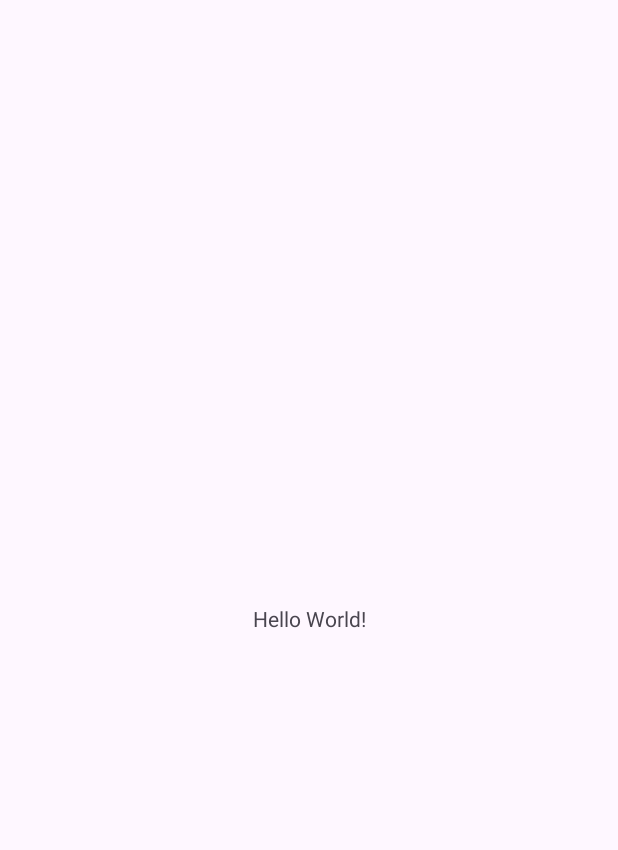
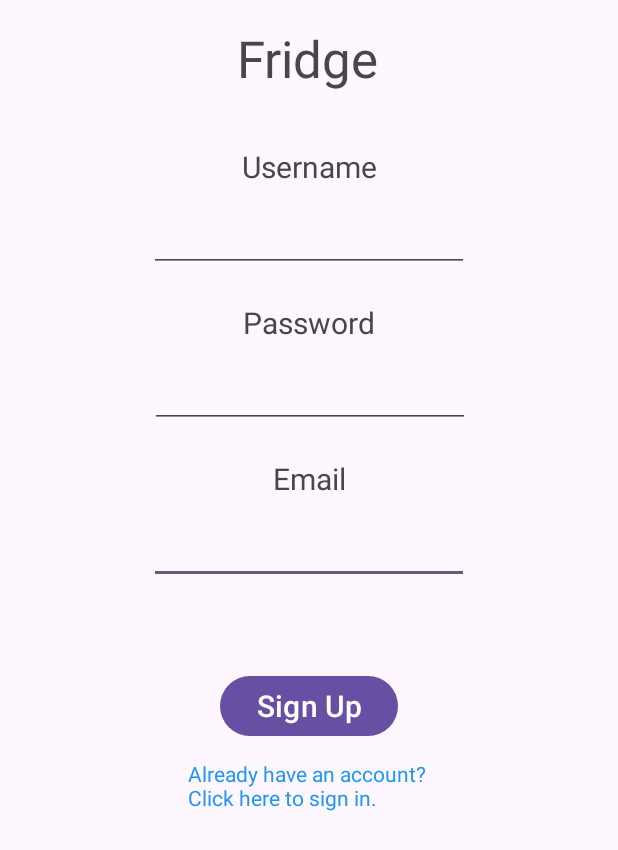
Before and after one commit to TMcBride-MCCC/CIS183_Final, an Android app: the screen it shows after launch (MainActivity), on a phone screen of 412 x 824 dp. Before the commit the part shown is almost empty. Shown: the top 850 px of the screen. Run offline under Robolectric (Android 15) with nearby library versions, the phone set to English and light mode, and no system bars.

Commit message:
Login & HomePage
-SignUp Landing Page Created
-SignIn Page created
-HomePage created

-All GUI's created
-All Connections between intents created

```diff
--- a/app/src/main/AndroidManifest.xml
+++ b/app/src/main/AndroidManifest.xml
@@ -13,6 +13,12 @@
         android:theme="@style/Theme.CIS183_Final"
         tools:targetApi="31">
         <activity
+            android:name=".HomePage"
+            android:exported="false" />
+        <activity
+            android:name=".SignIn"
+            android:exported="false" />
+        <activity
             android:name=".MainActivity"
             android:exported="true">
             <intent-filter>
--- a/app/src/main/java/com/example/cis183_final/MainActivity.java
+++ b/app/src/main/java/com/example/cis183_final/MainActivity.java
@@ -1,6 +1,11 @@
 package com.example.cis183_final;
 
+import android.content.Intent;
 import android.os.Bundle;
+import android.view.View;
+import android.widget.Button;
+import android.widget.EditText;
+import android.widget.TextView;
 
 import androidx.activity.EdgeToEdge;
 import androidx.appcompat.app.AppCompatActivity;
@@ -10,6 +15,12 @@ import androidx.core.view.WindowInsetsCompat;
 
 public class MainActivity extends AppCompatActivity
 {
+    //Create Java variables
+    EditText et_j_main_username;
+    EditText et_j_main_password;
+    EditText et_j_main_email;
+    Button btn_j_main_signUp;
+    TextView tv_j_main_signIn;
 
     @Override
     protected void onCreate(Bundle savedInstanceState)
@@ -17,11 +28,41 @@ public class MainActivity extends AppCompatActivity
         super.onCreate(savedInstanceState);
         EdgeToEdge.enable(this);
         setContentView(R.layout.activity_main);
-        ViewCompat.setOnApplyWindowInsetsListener(findViewById(R.id.main), (v, insets) ->
+
+        //Connect Java variables to GUI variables
+        et_j_main_username = findViewById(R.id.et_v_main_username);
+        et_j_main_password = findViewById(R.id.et_v_main_password);
+        et_j_main_email = findViewById(R.id.et_v_main_email);
+        btn_j_main_signUp = findViewById(R.id.btn_v_main_signUp);
+        tv_j_main_signIn = findViewById(R.id.tv_v_main_signIn);
+
+        //Functions
+        signUpButtonClickListener();
+        signInTextOnClickListener();
+
+    }
+
+    private void signUpButtonClickListener()
+    {
+        btn_j_main_signUp.setOnClickListener(new View.OnClickListener()
         {
-            Insets systemBars = insets.getInsets(WindowInsetsCompat.Type.systemBars());
-            v.setPadding(systemBars.left, systemBars.top, systemBars.right, systemBars.bottom);
-            return insets;
+            @Override
+            public void onClick(View view)
+            {
+                startActivity(new Intent(MainActivity.this, HomePage.class));
+            }
+        });
+    }
+
+    private void signInTextOnClickListener()
+    {
+        tv_j_main_signIn.setOnClickListener(new View.OnClickListener()
+        {
+            @Override
+            public void onClick(View view)
+            {
+                startActivity(new Intent(MainActivity.this, SignIn.class));
+            }
         });
     }
 }
--- /dev/null
+++ b/app/src/main/res/drawable/baseline_grocery_list_24.xml
@@ -0,0 +1,5 @@
+<vector xmlns:android="http://schemas.android.com/apk/res/android" android:autoMirrored="true" android:height="24dp" android:tint="#000000" android:viewportHeight="24" android:viewportWidth="24" android:width="24dp">
+
+    <path android:fillColor="@android:color/white" android:pathData="M4,10.5c-0.83,0 -1.5,0.67 -1.5,1.5s0.67,1.5 1.5,1.5 1.5,-0.67 1.5,-1.5 -0.67,-1.5 -1.5,-1.5zM4,4.5c-0.83,0 -1.5,0.67 -1.5,1.5S3.17,7.5 4,7.5 5.5,6.83 5.5,6 4.83,4.5 4,4.5zM4,16.5c-0.83,0 -1.5,0.68 -1.5,1.5s0.68,1.5 1.5,1.5 1.5,-0.68 1.5,-1.5 -0.67,-1.5 -1.5,-1.5zM7,19h14v-2L7,17v2zM7,13h14v-2L7,11v2zM7,5v2h14L21,5L7,5z"/>
+
+</vector>
--- /dev/null
+++ b/app/src/main/res/drawable/baseline_home_24.xml
@@ -0,0 +1,5 @@
+<vector xmlns:android="http://schemas.android.com/apk/res/android" android:height="24dp" android:tint="#000000" android:viewportHeight="24" android:viewportWidth="24" android:width="24dp">
+
+    <path android:fillColor="@android:color/white" android:pathData="M10,20v-6h4v6h5v-8h3L12,3 2,12h3v8z"/>
+
+</vector>
--- /dev/null
+++ b/app/src/main/res/drawable/baseline_pantry_24.xml
@@ -0,0 +1,5 @@
+<vector xmlns:android="http://schemas.android.com/apk/res/android" android:height="24dp" android:tint="#000000" android:viewportHeight="24" android:viewportWidth="24" android:width="24dp">
+
+    <path android:fillColor="@android:color/white" android:pathData="M12,3L4,9v12h16V9L12,3zM12.5,12.5c0,0.83 -0.67,1.5 -1.5,1.5v4h-1v-4c-0.83,0 -1.5,-0.67 -1.5,-1.5v-3h1v3H10v-3h1v3h0.5v-3h1V12.5zM15,18h-1v-3.5h-1v-3c0,-1.1 0.9,-2 2,-2V18z"/>
+
+</vector>
--- a/app/src/main/res/layout/activity_main.xml
+++ b/app/src/main/res/layout/activity_main.xml
@@ -8,12 +8,110 @@
     tools:context=".MainActivity">
 
     <TextView
+        android:id="@+id/textView3"
         android:layout_width="wrap_content"
         android:layout_height="wrap_content"
-        android:text="Hello World!"
-        app:layout_constraintBottom_toBottomOf="parent"
+        android:layout_marginTop="20dp"
+        android:text="Email"
+        android:textSize="20sp"
         app:layout_constraintEnd_toEndOf="parent"
+        app:layout_constraintHorizontal_bias="0.5"
+        app:layout_constraintStart_toStartOf="parent"
+        app:layout_constraintTop_toBottomOf="@+id/et_v_main_password" />
+
+    <EditText
+        android:id="@+id/et_v_main_email"
+        android:layout_width="wrap_content"
+        android:layout_height="wrap_content"
+        android:layout_marginTop="11dp"
+        android:ems="10"
+        android:inputType="text"
+        app:layout_constraintEnd_toEndOf="parent"
+        app:layout_constraintHorizontal_bias="0.5"
+        app:layout_constraintStart_toStartOf="parent"
+        app:layout_constraintTop_toBottomOf="@+id/textView3" />
+
+    <EditText
+        android:id="@+id/et_v_main_password"
+        android:layout_width="wrap_content"
+        android:layout_height="wrap_content"
+        android:layout_marginTop="11dp"
+        android:ems="10"
+        android:inputType="text"
+        app:layout_constraintEnd_toEndOf="parent"
+        app:layout_constraintHorizontal_bias="0.502"
+        app:layout_constraintStart_toStartOf="parent"
+        app:layout_constraintTop_toBottomOf="@+id/textView2" />
+
+    <TextView
+        android:id="@+id/textView2"
+        android:layout_width="wrap_content"
+        android:layout_height="wrap_content"
+        android:layout_marginTop="20dp"
+        android:text="Password"
+        android:textSize="20sp"
+        app:layout_constraintEnd_toEndOf="parent"
+        app:layout_constraintHorizontal_bias="0.5"
+        app:layout_constraintStart_toStartOf="parent"
+        app:layout_constraintTop_toBottomOf="@+id/et_v_main_username" />
+
+    <TextView
+        android:id="@+id/textView5"
+        android:layout_width="wrap_content"
+        android:layout_height="wrap_content"
+        android:layout_marginTop="16dp"
+        android:text="Fridge"
+        android:textSize="34sp"
+        app:layout_constraintEnd_toEndOf="parent"
+        app:layout_constraintHorizontal_bias="0.498"
         app:layout_constraintStart_toStartOf="parent"
         app:layout_constraintTop_toTopOf="parent" />
 
+    <TextView
+        android:id="@+id/textView"
+        android:layout_width="wrap_content"
+        android:layout_height="wrap_content"
+        android:layout_marginTop="36dp"
+        android:text="Username"
+        android:textSize="20sp"
+        app:layout_constraintEnd_toEndOf="parent"
+        app:layout_constraintStart_toStartOf="parent"
+        app:layout_constraintTop_toBottomOf="@+id/textView5" />
+
+    <EditText
+        android:id="@+id/et_v_main_username"
+        android:layout_width="wrap_content"
+        android:layout_height="wrap_content"
+        android:layout_marginTop="11dp"
+        android:ems="10"
+        android:inputType="text"
+        app:layout_constraintEnd_toEndOf="parent"
+        app:layout_constraintHorizontal_bias="0.5"
+        app:layout_constraintStart_toStartOf="parent"
+        app:layout_constraintTop_toBottomOf="@+id/textView" />
+
+    <Button
+        android:id="@+id/btn_v_main_signUp"
+        android:layout_width="wrap_content"
+        android:layout_height="wrap_content"
+        android:layout_marginTop="57dp"
+        android:text="Sign Up"
+        android:textSize="20sp"
+        app:layout_constraintEnd_toEndOf="parent"
+        app:layout_constraintHorizontal_bias="0.5"
+        app:layout_constraintStart_toStartOf="parent"
+        app:layout_constraintTop_toBottomOf="@+id/et_v_main_email" />
+
+    <TextView
+        android:id="@+id/tv_v_main_signIn"
+        android:layout_width="162dp"
+        android:layout_height="36dp"
+        android:layout_marginTop="11dp"
+        android:text="Already have an account? Click here to sign in."
+        android:textColor="#2196F3"
+        app:layout_constraintEnd_toEndOf="parent"
+        app:layout_constraintHorizontal_bias="0.5"
+        app:layout_constraintStart_toStartOf="parent"
+        app:layout_constraintTop_toBottomOf="@+id/btn_v_main_signUp" />
+
 </androidx.constraintlayout.widget.ConstraintLayout>
```
Also changed, not shown: app/src/main/java/com/example/cis183_final/HomePage.java (added, +21 -0 lines), app/src/main/java/com/example/cis183_final/SignIn.java (added, +66 -0 lines), app/src/main/res/drawable/baseline_recipe_book_24.xml (added, +11 -0 lines), app/src/main/res/layout/activity_home_page.xml (added, +116 -0 lines), app/src/main/res/layout/activity_sign_in.xml (added, +92 -0 lines), app/src/main/res/menu/bottom_navigation_menu.xml (added, +24 -0 lines).
